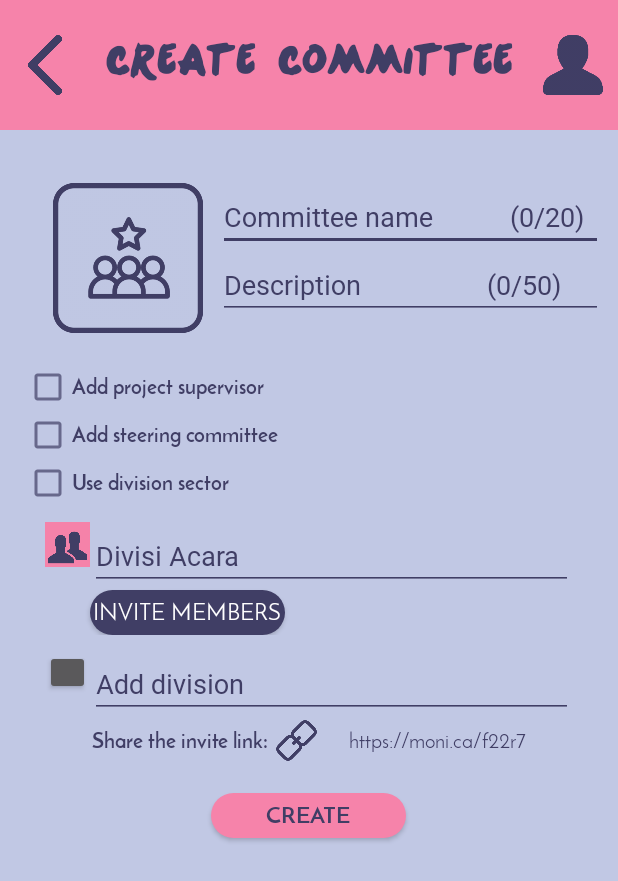
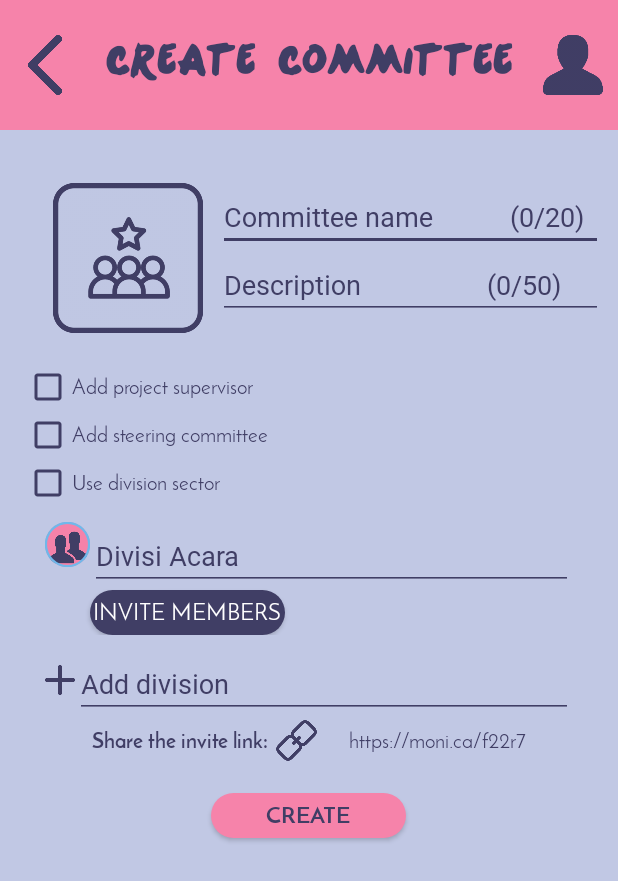
Before and after one commit to realicejoanne/monica-dev, an Android app: the CreateCommittee screen opened directly, with no data from a screen before it, after a tap on an icon or button, on a phone screen of 412 x 824 dp. Shown: the top 881 px of the screen. Run offline under Robolectric (Android 15) with nearby library versions, the phone set to English and light mode, and no system bars.

Commit message:
minor. text color and font-family

```diff
--- a/Monica/app/src/main/java/unpad/rockbottom/monica/CreateCommittee.java
+++ b/Monica/app/src/main/java/unpad/rockbottom/monica/CreateCommittee.java
@@ -11,6 +11,7 @@ import android.os.Bundle;
 import android.support.v7.widget.Toolbar;
 import android.view.View;
 import android.widget.Button;
+import android.widget.CheckBox;
 import android.widget.EditText;
 import android.widget.ImageView;
 import android.widget.LinearLayout;
@@ -25,11 +26,16 @@ public class CreateCommittee extends AppCompatActivity {
 //    int heightImage = 50;
 //    int widthImage = 50;
     String divisionName;
+    private CheckBox cbox_1,
+                cbox_2,
+                cbox_3;
+
     @RequiresApi(api = Build.VERSION_CODES.LOLLIPOP)
     @Override
     protected void onCreate(Bundle savedInstanceState) {
         super.onCreate(savedInstanceState);
         setContentView(R.layout.activity_create_committee);
+
         Button addDivision = (Button) findViewById(R.id.add_division_icon);
         final EditText addDivisionName = (EditText) findViewById(R.id.add_division_name);
         final ArrayList<AddDivision> AddDivisions = new ArrayList<AddDivision>();
@@ -46,5 +52,12 @@ public class CreateCommittee extends AppCompatActivity {
             }
         });
 
+        cbox_1 = (CheckBox) findViewById(R.id.cbox_1);
+        cbox_1.setTypeface(ResourcesCompat.getFont(this, R.font.josefinsans_regular));
+        cbox_2 = (CheckBox) findViewById(R.id.cbox_2);
+        cbox_2.setTypeface(ResourcesCompat.getFont(this, R.font.josefinsans_regular));
+        cbox_3 = (CheckBox) findViewById(R.id.cbox_3);
+        cbox_3.setTypeface(ResourcesCompat.getFont(this, R.font.josefinsans_regular));
+
     }
 }
--- a/Monica/app/src/main/java/unpad/rockbottom/monica/List_Adapter.java
+++ b/Monica/app/src/main/java/unpad/rockbottom/monica/List_Adapter.java
@@ -4,6 +4,7 @@ import android.app.Activity;
 import android.graphics.Paint;
 import android.support.annotation.NonNull;
 import android.support.v4.content.ContextCompat;
+import android.support.v4.content.res.ResourcesCompat;
 import android.support.v7.widget.AppCompatCheckBox;
 import android.util.Log;
 import android.view.LayoutInflater;
@@ -25,8 +26,8 @@ import java.util.List;
 public class List_Adapter extends ArrayAdapter<List_Class> {
     private Activity context;
     private List<List_Class> taskList;
-    CheckBox isiPesan;
-    List_Class pesan;
+    private CheckBox isiPesan;
+    private List_Class pesan;
 
     TextView divisi;
 
@@ -66,6 +67,7 @@ public class List_Adapter extends ArrayAdapter<List_Class> {
                 }
             }
         });
+        isiPesan.setTypeface(ResourcesCompat.getFont(getContext(), R.font.josefinsans_regular));
 
         // if it is a header
         if (pesan.getId().equals("0XX0")){
--- a/Monica/app/src/main/res/layout/activity_create_committee.xml
+++ b/Monica/app/src/main/res/layout/activity_create_committee.xml
@@ -73,6 +73,7 @@
                     android:maxLength="20"
                     app:backgroundTint = "@color/purple"
                     android:textColorHint="@color/purple"
+                    android:textColor="@color/purple"
                     android:id="@+id/committee_name"
                     android:fontFamily="@font/josefinsans_italic"
                     android:hint="Committee name           (0/20)"
@@ -87,29 +88,36 @@
                     app:backgroundTint = "@color/purple"
                     android:id="@+id/committee_description"
                     android:textColorHint="@color/purple"
+                    android:textColor="@color/purple"
                     android:fontFamily="@font/josefinsans_italic"
                     android:hint="Description                  (0/50)"
                     android:layout_width="match_parent"
                     android:layout_height="wrap_content" />
             </RelativeLayout>
             <CheckBox
+                android:id="@+id/cbox_1"
                 android:layout_marginLeft="16dp"
                 android:textColor="@color/purple"
-                android:fontFamily="@font/josefinsans_bold"
+                android:buttonTint="@color/purple"
+                android:fontFamily="@font/josefinsans_regular"
                 android:text="Add project supervisor"
                 android:layout_width="match_parent"
                 android:layout_height="wrap_content" />
             <CheckBox
+                android:id="@+id/cbox_2"
                 android:layout_marginLeft="16dp"
                 android:textColor="@color/purple"
-                android:fontFamily="@font/josefinsans_bold"
+                android:buttonTint="@color/purple"
+                android:fontFamily="@font/josefinsans_regular"
                 android:text="Add steering committee"
                 android:layout_width="match_parent"
                 android:layout_height="wrap_content" />
             <CheckBox
+                android:id="@+id/cbox_3"
                 android:layout_marginLeft="16dp"
                 android:textColor="@color/purple"
-                android:fontFamily="@font/josefinsans_bold"
+                android:buttonTint="@color/purple"
+                android:fontFamily="@font/josefinsans_regular"
                 android:text="Use division sector"
                 android:layout_width="match_parent"
                 android:layout_height="wrap_content" />
@@ -125,11 +133,13 @@
                 android:id="@+id/add_division"
                 android:layout_width="match_parent"
                 android:layout_height="wrap_content">
+
                 <Button
                     android:id="@+id/add_division_icon"
-                    android:src="@drawable/addchat"
-                    android:layout_width="30dp"
-                    android:layout_height="30dp" />
+                    android:background="@drawable/addchat"
+                    android:layout_marginTop="10dp"
+                    android:layout_width="20dp"
+                    android:layout_height="20dp" />
                 <EditText
                     android:maxLength="20"
                     android:maxLines="1"
--- a/Monica/app/src/main/res/layout/activity_file_cloud.xml
+++ b/Monica/app/src/main/res/layout/activity_file_cloud.xml
@@ -29,12 +29,12 @@
         <EditText
             android:layout_gravity="center_vertical"
             android:hint="Search..."
+            android:textColorHint="@color/gray"
             android:textSize="20sp"
-            android:lines="1"
             android:maxLines="1"
             android:background="@null"
             android:singleLine="true"
-            android:fontFamily="@font/josefinsans_bold"
+            android:fontFamily="@font/josefinsans_regular"
             android:layout_width="match_parent"
             android:layout_height="wrap_content" />
     </LinearLayout>
@@ -42,8 +42,6 @@
     <GridView
         android:id="@+id/grid_files"
         android:layout_marginTop="30dp"
-        android:paddingStart="20dp"
-        android:paddingEnd="20dp"
         android:numColumns="3"
         android:verticalSpacing="10dp"
         android:layout_below="@id/search_file"
--- a/Monica/app/src/main/res/layout/add_division_list.xml
+++ b/Monica/app/src/main/res/layout/add_division_list.xml
@@ -1,5 +1,6 @@
 <?xml version="1.0" encoding="utf-8"?>
-<RelativeLayout xmlns:android="http://schemas.android.com/apk/res/android"
+<RelativeLayout
+    xmlns:android="http://schemas.android.com/apk/res/android"
     android:paddingTop="10dp"
     android:paddingLeft="30dp"
     android:paddingRight="30dp"
@@ -8,13 +9,14 @@
     xmlns:app="http://schemas.android.com/apk/res-auto">
     <ImageView
         android:id="@+id/division_icon"
-        android:src="@drawable/grouppic"
+        android:src="@drawable/icon_circle_outerblue"
+        android:background="@drawable/grouppic"
         android:layout_width="30dp"
         android:layout_height="30dp" />
     <EditText
+        android:id="@+id/division_name"
         android:maxLength="100"
         android:maxLines="1"
-        android:id="@+id/division_name"
         android:layout_toRightOf="@id/division_icon"
         app:backgroundTint = "@color/purple"
         android:textColorHint="@color/purple"
```
Also changed, not shown: Monica/app/src/main/res/layout/file_list_item.xml (+9 -4 lines).
